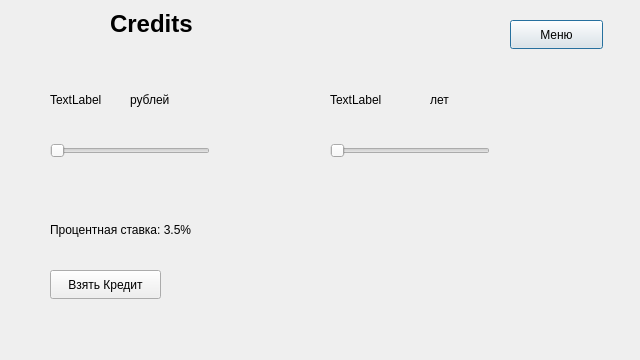
First picture: the form in AllCashApp/opencredit.ui, repository Revachol/AllCash, before the edit.
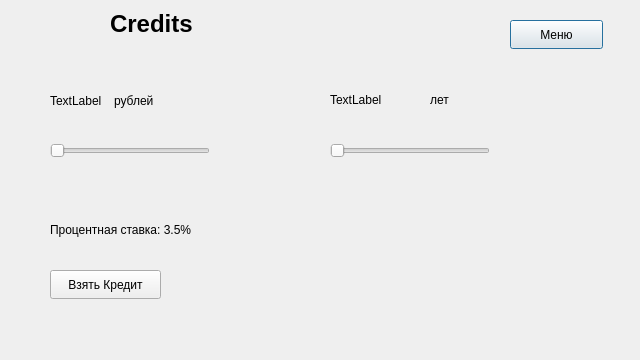
Second picture: the form after the edit.

```diff
--- a/AllCashApp/opencredit.ui
+++ b/AllCashApp/opencredit.ui
@@ -83,19 +83,6 @@
     <number>50000</number>
    </property>
   </widget>
-  <widget class="QLabel" name="creditAmountLabel">
-   <property name="geometry">
-    <rect>
-     <x>50</x>
-     <y>90</y>
-     <width>63</width>
-     <height>20</height>
-    </rect>
-   </property>
-   <property name="text">
-    <string>TextLabel</string>
-   </property>
-  </widget>
   <widget class="QPushButton" name="openCreditButton">
    <property name="geometry">
     <rect>
@@ -150,19 +137,6 @@
     <string>TextLabel</string>
    </property>
   </widget>
-  <widget class="QLabel" name="label">
-   <property name="geometry">
-    <rect>
-     <x>130</x>
-     <y>90</y>
-     <width>63</width>
-     <height>20</height>
-    </rect>
-   </property>
-   <property name="text">
-    <string>рублей</string>
-   </property>
-  </widget>
   <widget class="QLabel" name="label_2">
    <property name="geometry">
     <rect>
@@ -189,6 +163,32 @@
     <string>Процентная ставка: 3.5%</string>
    </property>
   </widget>
+  <widget class="QWidget" name="">
+   <property name="geometry">
+    <rect>
+     <x>50</x>
+     <y>90</y>
+     <width>122</width>
+     <height>22</height>
+    </rect>
+   </property>
+   <layout class="QHBoxLayout" name="horizontalLayout">
+    <item>
+     <widget class="QLabel" name="creditAmountLabel">
+      <property name="text">
+       <string>TextLabel</string>
+      </property>
+     </widget>
+    </item>
+    <item>
+     <widget class="QLabel" name="label">
+      <property name="text">
+       <string>рублей</string>
+      </property>
+     </widget>
+    </item>
+   </layout>
+  </widget>
  </widget>
  <resources/>
  <connections/>
```
